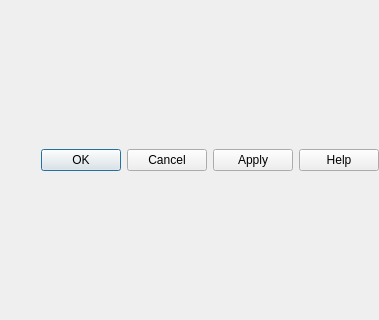
This is gui/ui/propertiesdialog.ui in minorua/Qgis2threejs as Qt 5 draws it before an edit; both pictures show x 0 to 379 and y 99 to 419 of the 379 by 530 pixel window. The edited form follows.
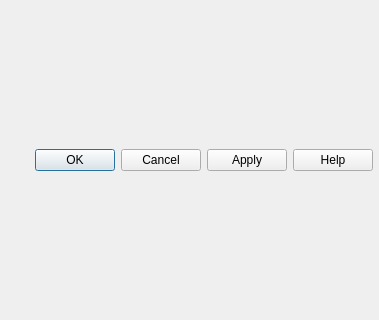
This is the edited form.

Commit message: fix layout of the properties dialog

The edit to the form file:
```diff
--- a/gui/ui/propertiesdialog.ui
+++ b/gui/ui/propertiesdialog.ui
@@ -21,7 +21,7 @@
     <number>0</number>
    </property>
    <property name="rightMargin">
-    <number>0</number>
+    <number>6</number>
    </property>
    <item>
     <widget class="QDialogButtonBox" name="buttonBox">
```
The commit also changes 1 other file.
